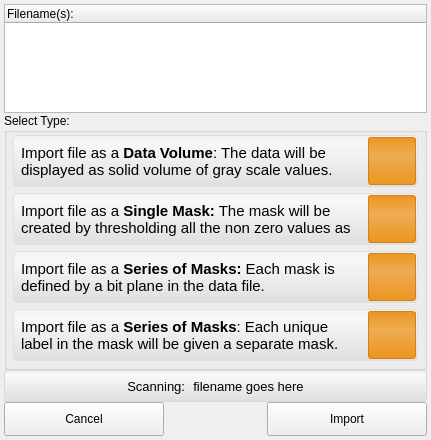
First picture: the form in src/Interface/AppInterface/LayerImporterWidget.ui, repository SCIInstitute/Seg3D, before the edit.
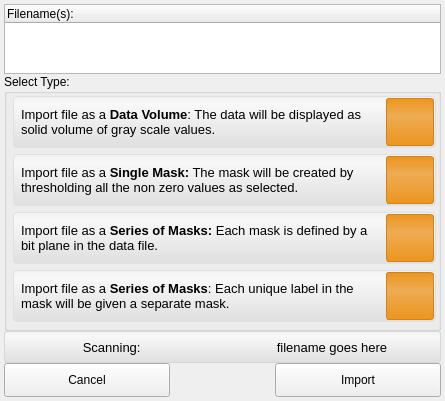
Second picture: the form after the edit. Icons and pictures are not drawn.

Commit message: Implemented the ITKLayerImporter class to work for dicoms.  Updated the LayerGroupWidgets to not have the resample/crop/flip/transform tools.

The edit to the form file:
```diff
--- a/src/Interface/AppInterface/LayerImporterWidget.ui
+++ b/src/Interface/AppInterface/LayerImporterWidget.ui
@@ -6,19 +6,19 @@
    <rect>
     <x>0</x>
     <y>0</y>
-    <width>431</width>
-    <height>440</height>
+    <width>445</width>
+    <height>394</height>
    </rect>
   </property>
   <property name="minimumSize">
    <size>
-    <width>398</width>
+    <width>445</width>
     <height>0</height>
    </size>
   </property>
   <property name="maximumSize">
    <size>
-    <width>16777215</width>
+    <width>445</width>
     <height>16777215</height>
    </size>
   </property>
@@ -127,11 +127,38 @@
   border-radius: 3px;
   border: 1px solid rgb(208, 130, 27);
 }
-QToolButton{
+QToolButton#data_button_{
   border: 1px solid rgba( 0, 0, 0, 0 );
   background-color: rgba( 0, 0, 0, 0 );
 }
-QToolButton:pressed{
+QToolButton#data_button_:pressed{
+  border: 1px solid rgba( 0, 0, 0, 0 );
+  background-color: rgba( 0, 0, 0, 0 );
+}
+
+QToolButton#single_mask_button_{
+  border: 1px solid rgba( 0, 0, 0, 0 );
+  background-color: rgba( 0, 0, 0, 0 );
+}
+QToolButton#single_mask_button_:pressed{
+  border: 1px solid rgba( 0, 0, 0, 0 );
+  background-color: rgba( 0, 0, 0, 0 );
+}
+
+QToolButton#series_1248_button_{
+  border: 1px solid rgba( 0, 0, 0, 0 );
+  background-color: rgba( 0, 0, 0, 0 );
+}
+QToolButton#series_1248_button_:pressed{
+  border: 1px solid rgba( 0, 0, 0, 0 );
+  background-color: rgba( 0, 0, 0, 0 );
+}
+
+QToolButton#series_1234_button_{
+  border: 1px solid rgba( 0, 0, 0, 0 );
+  background-color: rgba( 0, 0, 0, 0 );
+}
+QToolButton#series_1234_button_:pressed{
   border: 1px solid rgba( 0, 0, 0, 0 );
   background-color: rgba( 0, 0, 0, 0 );
 }
@@ -241,13 +268,13 @@
        <widget class="QWidget" name="data_" native="true">
         <property name="minimumSize">
          <size>
-          <width>376</width>
+          <width>423</width>
           <height>52</height>
          </size>
         </property>
         <property name="maximumSize">
          <size>
-          <width>16777215</width>
+          <width>423</width>
           <height>52</height>
          </size>
         </property>
@@ -276,8 +303,8 @@
                <string>&lt;!DOCTYPE HTML PUBLIC &quot;-//W3C//DTD HTML 4.0//EN&quot; &quot;http://www.w3.org/TR/REC-html40/strict.dtd&quot;&gt;
 &lt;html&gt;&lt;head&gt;&lt;meta name=&quot;qrichtext&quot; content=&quot;1&quot; /&gt;&lt;style type=&quot;text/css&quot;&gt;
 p, li { white-space: pre-wrap; }
-&lt;/style&gt;&lt;/head&gt;&lt;body style=&quot; font-family:'Lucida Grande'; font-size:13pt; font-weight:400; font-style:normal;&quot;&gt;
-&lt;p style=&quot; margin-top:0px; margin-bottom:0px; margin-left:0px; margin-right:0px; -qt-block-indent:0; text-indent:0px;&quot;&gt;&lt;span style=&quot; font-size:11pt;&quot;&gt;Import file as a &lt;/span&gt;&lt;span style=&quot; font-size:11pt; font-weight:600;&quot;&gt;Data Volume&lt;/span&gt;&lt;span style=&quot; font-size:11pt;&quot;&gt;: The data will be displayed as solid volume of gray scale values. &lt;/span&gt;&lt;/p&gt;&lt;/body&gt;&lt;/html&gt;</string>
+&lt;/style&gt;&lt;/head&gt;&lt;body style=&quot; font-family:'MS Shell Dlg 2'; font-size:8.25pt; font-weight:400; font-style:normal;&quot;&gt;
+&lt;p style=&quot; margin-top:0px; margin-bottom:0px; margin-left:0px; margin-right:0px; -qt-block-indent:0; text-indent:0px;&quot;&gt;&lt;span style=&quot; font-family:'Lucida Grande'; font-size:10pt;&quot;&gt;Import file as a &lt;/span&gt;&lt;span style=&quot; font-family:'Lucida Grande'; font-size:10pt; font-weight:600;&quot;&gt;Data Volume&lt;/span&gt;&lt;span style=&quot; font-family:'Lucida Grande'; font-size:10pt;&quot;&gt;: The data will be displayed as solid volume of gray scale values. &lt;/span&gt;&lt;/p&gt;&lt;/body&gt;&lt;/html&gt;</string>
               </property>
               <property name="textFormat">
                <enum>Qt::RichText</enum>
@@ -344,13 +371,13 @@
        <widget class="QWidget" name="single_mask_" native="true">
         <property name="minimumSize">
          <size>
-          <width>376</width>
+          <width>423</width>
           <height>52</height>
          </size>
         </property>
         <property name="maximumSize">
          <size>
-          <width>16777215</width>
+          <width>423</width>
           <height>52</height>
          </size>
         </property>
@@ -379,8 +406,8 @@
                <string>&lt;!DOCTYPE HTML PUBLIC &quot;-//W3C//DTD HTML 4.0//EN&quot; &quot;http://www.w3.org/TR/REC-html40/strict.dtd&quot;&gt;
 &lt;html&gt;&lt;head&gt;&lt;meta name=&quot;qrichtext&quot; content=&quot;1&quot; /&gt;&lt;style type=&quot;text/css&quot;&gt;
 p, li { white-space: pre-wrap; }
-&lt;/style&gt;&lt;/head&gt;&lt;body style=&quot; font-family:'Lucida Grande'; font-size:13pt; font-weight:400; font-style:normal;&quot;&gt;
-&lt;p style=&quot; margin-top:0px; margin-bottom:0px; margin-left:0px; margin-right:0px; -qt-block-indent:0; text-indent:0px;&quot;&gt;&lt;span style=&quot; font-size:11pt;&quot;&gt;Import file as a &lt;/span&gt;&lt;span style=&quot; font-size:11pt; font-weight:600;&quot;&gt;Single Mask:&lt;/span&gt;&lt;span style=&quot; font-size:11pt;&quot;&gt; The mask will be created by thresholding all the non zero values as selected.&lt;/span&gt;&lt;/p&gt;&lt;/body&gt;&lt;/html&gt;</string>
+&lt;/style&gt;&lt;/head&gt;&lt;body style=&quot; font-family:'MS Shell Dlg 2'; font-size:8.25pt; font-weight:400; font-style:normal;&quot;&gt;
+&lt;p style=&quot; margin-top:0px; margin-bottom:0px; margin-left:0px; margin-right:0px; -qt-block-indent:0; text-indent:0px;&quot;&gt;&lt;span style=&quot; font-family:'Lucida Grande'; font-size:10pt;&quot;&gt;Import file as a &lt;/span&gt;&lt;span style=&quot; font-family:'Lucida Grande'; font-size:10pt; font-weight:600;&quot;&gt;Single Mask:&lt;/span&gt;&lt;span style=&quot; font-family:'Lucida Grande'; font-size:10pt;&quot;&gt; The mask will be created by thresholding all the non zero values as selected.&lt;/span&gt;&lt;/p&gt;&lt;/body&gt;&lt;/html&gt;</string>
               </property>
               <property name="textFormat">
                <enum>Qt::RichText</enum>
@@ -447,13 +474,13 @@
        <widget class="QWidget" name="bitplane_mask_" native="true">
         <property name="minimumSize">
          <size>
-          <width>376</width>
+          <width>423</width>
           <height>52</height>
          </size>
         </property>
         <property name="maximumSize">
          <size>
-          <width>16777215</width>
+          <width>423</width>
           <height>52</height>
          </size>
         </property>
@@ -482,8 +509,8 @@
                <string>&lt;!DOCTYPE HTML PUBLIC &quot;-//W3C//DTD HTML 4.0//EN&quot; &quot;http://www.w3.org/TR/REC-html40/strict.dtd&quot;&gt;
 &lt;html&gt;&lt;head&gt;&lt;meta name=&quot;qrichtext&quot; content=&quot;1&quot; /&gt;&lt;style type=&quot;text/css&quot;&gt;
 p, li { white-space: pre-wrap; }
-&lt;/style&gt;&lt;/head&gt;&lt;body style=&quot; font-family:'Lucida Grande'; font-size:13pt; font-weight:400; font-style:normal;&quot;&gt;
-&lt;p style=&quot; margin-top:0px; margin-bottom:0px; margin-left:0px; margin-right:0px; -qt-block-indent:0; text-indent:0px;&quot;&gt;&lt;span style=&quot; font-size:11pt;&quot;&gt;Import file as a &lt;/span&gt;&lt;span style=&quot; font-size:11pt; font-weight:600;&quot;&gt;Series of Masks:&lt;/span&gt;&lt;span style=&quot; font-size:11pt;&quot;&gt; Each mask is defined by a bit plane in the data file.&lt;/span&gt;&lt;/p&gt;&lt;/body&gt;&lt;/html&gt;</string>
+&lt;/style&gt;&lt;/head&gt;&lt;body style=&quot; font-family:'MS Shell Dlg 2'; font-size:8.25pt; font-weight:400; font-style:normal;&quot;&gt;
+&lt;p style=&quot; margin-top:0px; margin-bottom:0px; margin-left:0px; margin-right:0px; -qt-block-indent:0; text-indent:0px;&quot;&gt;&lt;span style=&quot; font-family:'Lucida Grande'; font-size:10pt;&quot;&gt;Import file as a &lt;/span&gt;&lt;span style=&quot; font-family:'Lucida Grande'; font-size:10pt; font-weight:600;&quot;&gt;Series of Masks:&lt;/span&gt;&lt;span style=&quot; font-family:'Lucida Grande'; font-size:10pt;&quot;&gt; Each mask is defined by a bit plane in the data file.&lt;/span&gt;&lt;/p&gt;&lt;/body&gt;&lt;/html&gt;</string>
               </property>
               <property name="textFormat">
                <enum>Qt::RichText</enum>
@@ -550,13 +577,13 @@
        <widget class="QWidget" name="label_mask_" native="true">
         <property name="minimumSize">
          <size>
-          <width>376</width>
+          <width>423</width>
           <height>52</height>
          </size>
         </property>
         <property name="maximumSize">
          <size>
-          <width>16777215</width>
+          <width>423</width>
           <height>52</height>
          </size>
         </property>
@@ -585,8 +612,8 @@
                <string>&lt;!DOCTYPE HTML PUBLIC &quot;-//W3C//DTD HTML 4.0//EN&quot; &quot;http://www.w3.org/TR/REC-html40/strict.dtd&quot;&gt;
 &lt;html&gt;&lt;head&gt;&lt;meta name=&quot;qrichtext&quot; content=&quot;1&quot; /&gt;&lt;style type=&quot;text/css&quot;&gt;
 p, li { white-space: pre-wrap; }
-&lt;/style&gt;&lt;/head&gt;&lt;body style=&quot; font-family:'Lucida Grande'; font-size:13pt; font-weight:400; font-style:normal;&quot;&gt;
-&lt;p style=&quot; margin-top:0px; margin-bottom:0px; margin-left:0px; margin-right:0px; -qt-block-indent:0; text-indent:0px;&quot;&gt;&lt;span style=&quot; font-size:11pt;&quot;&gt;Import file as a &lt;/span&gt;&lt;span style=&quot; font-size:11pt; font-weight:600;&quot;&gt;Series of Masks&lt;/span&gt;&lt;span style=&quot; font-size:11pt;&quot;&gt;: Each unique label in the mask will be given a separate mask.&lt;/span&gt;&lt;/p&gt;&lt;/body&gt;&lt;/html&gt;</string>
+&lt;/style&gt;&lt;/head&gt;&lt;body style=&quot; font-family:'MS Shell Dlg 2'; font-size:8.25pt; font-weight:400; font-style:normal;&quot;&gt;
+&lt;p style=&quot; margin-top:0px; margin-bottom:0px; margin-left:0px; margin-right:0px; -qt-block-indent:0; text-indent:0px;&quot;&gt;&lt;span style=&quot; font-family:'Lucida Grande'; font-size:10pt;&quot;&gt;Import file as a &lt;/span&gt;&lt;span style=&quot; font-family:'Lucida Grande'; font-size:10pt; font-weight:600;&quot;&gt;Series of Masks&lt;/span&gt;&lt;span style=&quot; font-family:'Lucida Grande'; font-size:10pt;&quot;&gt;: Each unique label in the mask will be given a separate mask.&lt;/span&gt;&lt;/p&gt;&lt;/body&gt;&lt;/html&gt;</string>
               </property>
               <property name="textFormat">
                <enum>Qt::RichText</enum>
@@ -666,68 +693,90 @@
        <height>32</height>
       </size>
      </property>
-     <layout class="QHBoxLayout" name="horizontalLayout_13">
+     <layout class="QHBoxLayout" name="horizontalLayout_18">
       <property name="spacing">
-       <number>4</number>
+       <number>0</number>
       </property>
       <property name="margin">
-       <number>4</number>
+       <number>0</number>
       </property>
       <item>
-       <spacer name="horizontalSpacer_2">
-        <property name="orientation">
-         <enum>Qt::Horizontal</enum>
+       <widget class="QWidget" name="widget_2" native="true">
+        <property name="minimumSize">
+         <size>
+          <width>0</width>
+          <height>32</height>
+         </size>
         </property>
-        <property name="sizeHint" stdset="0">
+        <property name="maximumSize">
          <size>
-          <width>40</width>
-          <height>20</height>
+          <width>16777215</width>
+          <height>32</height>
          </size>
         </property>
-       </spacer>
-      </item>
-      <item>
-       <widget class="QLabel" name="scanning_file_label_">
-        <property name="font">
-         <font>
-          <pointsize>10</pointsize>
-         </font>
-        </property>
-        <property name="text">
-         <string>Scanning: </string>
-        </property>
-        <property name="alignment">
-         <set>Qt::AlignCenter</set>
-        </property>
+        <layout class="QHBoxLayout" name="horizontalLayout_13">
+         <property name="spacing">
+          <number>0</number>
+         </property>
+         <property name="margin">
+          <number>0</number>
+         </property>
+         <item>
+          <widget class="QLabel" name="scanning_file_label_">
+           <property name="font">
+            <font>
+             <pointsize>10</pointsize>
+            </font>
+           </property>
+           <property name="text">
+            <string>Scanning: </string>
+           </property>
+           <property name="alignment">
+            <set>Qt::AlignCenter</set>
+           </property>
+          </widget>
+         </item>
+        </layout>
        </widget>
       </item>
       <item>
-       <widget class="QLabel" name="file_name_label_">
-        <property name="font">
-         <font>
-          <pointsize>10</pointsize>
-         </font>
+       <widget class="QWidget" name="widget_3" native="true">
+        <property name="minimumSize">
+         <size>
+          <width>0</width>
+          <height>32</height>
+         </size>
         </property>
-        <property name="text">
-         <string>filename goes here</string>
-        </property>
-        <property name="alignment">
-         <set>Qt::AlignCenter</set>
-        </property>
-       </widget>
-      </item>
-      <item>
-       <spacer name="horizontalSpacer_3">
-        <property name="orientation">
-         <enum>Qt::Horizontal</enum>
-        </property>
-        <property name="sizeHint" stdset="0">
+        <property name="maximumSize">
          <size>
-          <width>40</width>
-          <height>20</height>
+          <width>16777215</width>
+          <height>32</height>
          </size>
         </property>
-       </spacer>
+        <layout class="QHBoxLayout" name="horizontalLayout_17">
+         <property name="spacing">
+          <number>0</number>
+         </property>
+         <property name="margin">
+          <number>0</number>
+         </property>
+         <item>
+          <widget class="QLabel" name="file_name_label_">
+           <property name="font">
+            <font>
+             <pointsize>10</pointsize>
+            </font>
+           </property>
+           <property name="text">
+            <string>filename goes here</string>
+           </property>
+           <property name="alignment">
+            <set>Qt::AlignCenter</set>
+           </property>
+          </widget>
+         </item>
+        </layout>
+       </widget>
       </item>
      </layout>
     </widget>
```
Left out of the diff: 22 changed lines with no effect on the pictures. The commit also changes 21 other files.
